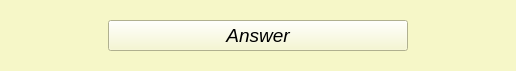
adibozzhanov/LeProgram, file src/views/ui/answerFrame.ui: the form before one commit.
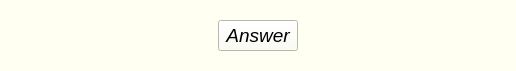
The form after the commit.

The edit to the form file:
```diff
--- a/src/views/ui/answerFrame.ui
+++ b/src/views/ui/answerFrame.ui
@@ -14,14 +14,27 @@
    <string>Frame</string>
   </property>
   <property name="styleSheet">
-   <string notr="true">background-color: rgb(246, 247, 200);</string>
+   <string notr="true">background-color: rgb(255, 255, 242);</string>
   </property>
   <layout class="QHBoxLayout" name="horizontalLayout">
+   <item>
+    <spacer name="horizontalSpacer">
+     <property name="orientation">
+      <enum>Qt::Horizontal</enum>
+     </property>
+     <property name="sizeHint" stdset="0">
+      <size>
+       <width>40</width>
+       <height>20</height>
+      </size>
+     </property>
+    </spacer>
+   </item>
    <item>
     <widget class="QPushButton" name="answerButton">
      <property name="maximumSize">
       <size>
-       <width>300</width>
+       <width>700</width>
        <height>16777215</height>
       </size>
      </property>
@@ -37,6 +50,19 @@
      </property>
     </widget>
    </item>
+   <item>
+    <spacer name="horizontalSpacer_2">
+     <property name="orientation">
+      <enum>Qt::Horizontal</enum>
+     </property>
+     <property name="sizeHint" stdset="0">
+      <size>
+       <width>40</width>
+       <height>20</height>
+      </size>
+     </property>
+    </spacer>
+   </item>
   </layout>
  </widget>
  <resources/>
```
